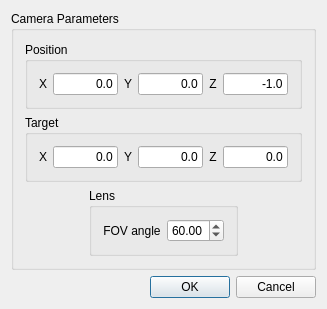
Qt form src/meshlabplugins/u3d_io/ui/u3d_gui.ui (cnr-isti-vclab/meshlab) before a commit.
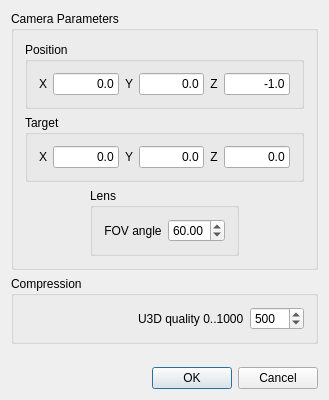
The same form after that commit.

Commit message: added quality parameter in u3d

```diff
--- a/src/meshlabplugins/u3d_io/ui/u3d_gui.ui
+++ b/src/meshlabplugins/u3d_io/ui/u3d_gui.ui
@@ -5,28 +5,15 @@
    <rect>
     <x>0</x>
     <y>0</y>
-    <width>323</width>
-    <height>270</height>
+    <width>329</width>
+    <height>400</height>
    </rect>
   </property>
   <property name="windowTitle" >
    <string>U3D_GUI</string>
   </property>
-  <layout class="QGridLayout" >
-   <item row="0" column="0" >
-    <spacer>
-     <property name="orientation" >
-      <enum>Qt::Vertical</enum>
-     </property>
-     <property name="sizeHint" >
-      <size>
-       <width>305</width>
-       <height>16</height>
-      </size>
-     </property>
-    </spacer>
-   </item>
-   <item row="1" column="0" >
+  <layout class="QVBoxLayout" >
+   <item>
     <widget class="QGroupBox" name="campar_box" >
      <property name="title" >
       <string>Camera Parameters</string>
@@ -239,7 +226,50 @@
      </layout>
     </widget>
    </item>
-   <item row="2" column="0" >
+   <item>
+    <widget class="QGroupBox" name="groupBox" >
+     <property name="title" >
+      <string>Compression</string>
+     </property>
+     <layout class="QHBoxLayout" >
+      <item>
+       <layout class="QHBoxLayout" >
+        <item>
+         <spacer>
+          <property name="orientation" >
+           <enum>Qt::Horizontal</enum>
+          </property>
+          <property name="sizeHint" >
+           <size>
+            <width>40</width>
+            <height>20</height>
+           </size>
+          </property>
+         </spacer>
+        </item>
+        <item>
+         <widget class="QLabel" name="label" >
+          <property name="text" >
+           <string>U3D quality 0..1000</string>
+          </property>
+         </widget>
+        </item>
+        <item>
+         <widget class="QSpinBox" name="qualitySpinBox" >
+          <property name="maximum" >
+           <number>1000</number>
+          </property>
+          <property name="value" >
+           <number>500</number>
+          </property>
+         </widget>
+        </item>
+       </layout>
+      </item>
+     </layout>
+    </widget>
+   </item>
+   <item>
     <spacer>
      <property name="orientation" >
       <enum>Qt::Vertical</enum>
@@ -252,7 +282,7 @@
      </property>
     </spacer>
    </item>
-   <item row="3" column="0" >
+   <item>
     <layout class="QHBoxLayout" >
      <property name="spacing" >
       <number>6</number>
```
The commit also changes 2 other files.
